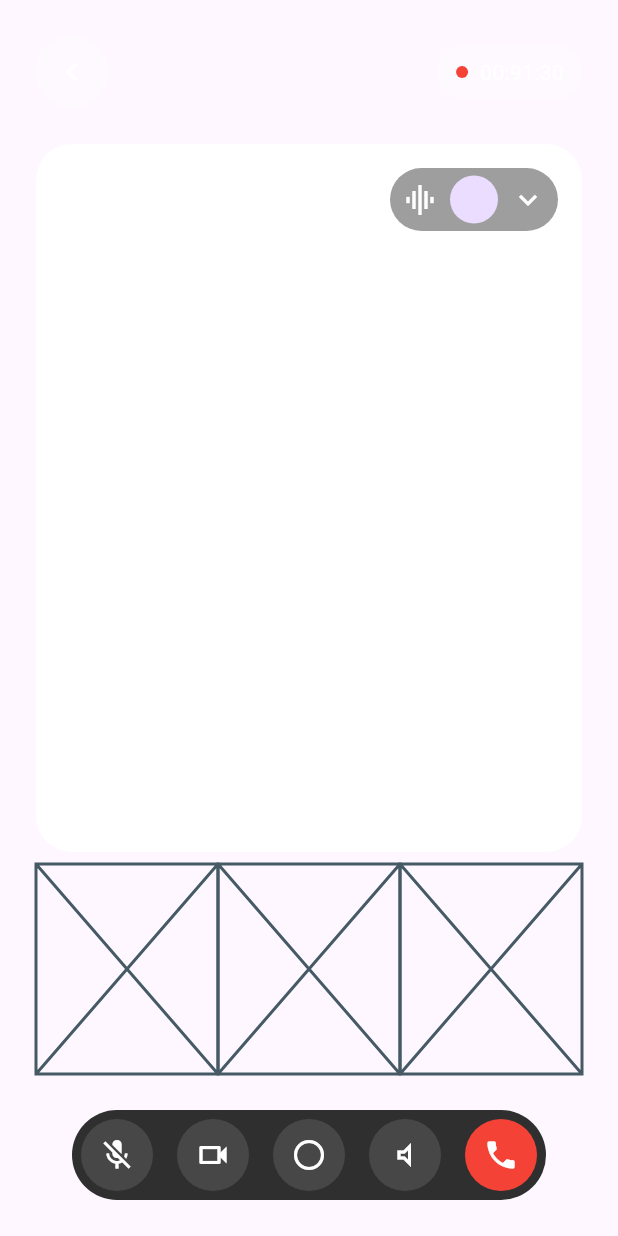
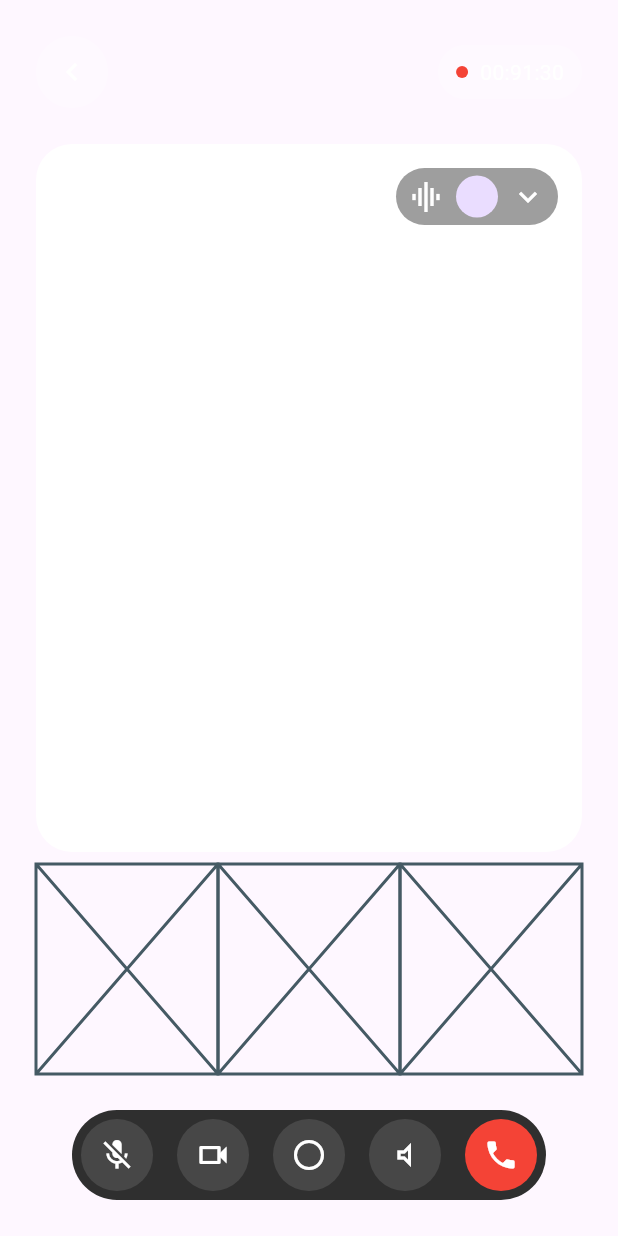
Before and after one commit to JAICHANGPARK/flutter_notebook_chapter_43, a Flutter app: the AiVideoDetailPage screen opened directly, on a phone screen of 412 x 824 dp. Run offline on Flutter 3.47's test engine with Material 3 defaults, Android fonts, the phone set to English and light mode, and no system bars; our stand-ins replace gap, hugeicons, percent_indicator.

Commit message:
Update ai_video_detail_page.dart

```diff
--- a/lib/ep2181_ai_video_chat_app/ui/ai_video_detail_page.dart
+++ b/lib/ep2181_ai_video_chat_app/ui/ai_video_detail_page.dart
@@ -83,7 +83,7 @@ class _AiVideoDetailPageState extends State<AiVideoDetailPage> {
                                       color: Colors.white,
                                     ),
                                     CircleAvatar(
-                                      radius: 16,
+                                      radius: 14,
                                     ),
                                     Icon(
                                       Icons.keyboard_arrow_down,
```
